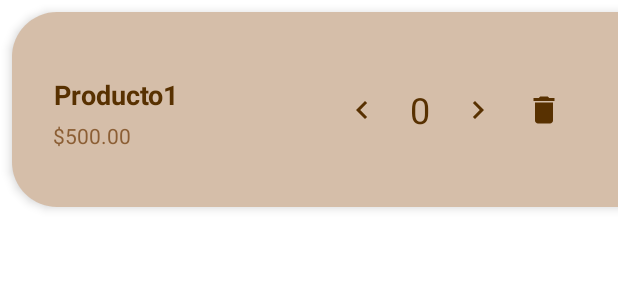
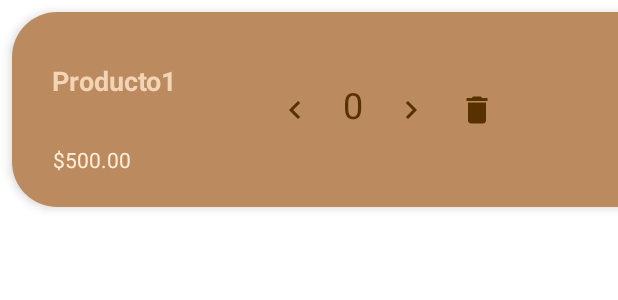
Before and after one commit to JesusLopez28/HappyPets, an Android app: the layout cardview_producto_admin.xml on its own in the app's theme, with its tools: preview values and no code run, on a phone screen of 412 x 824 dp. Shown: the top 300 px of the screen. Run offline under Robolectric (Android 15) with nearby library versions, the phone set to English and light mode, and no system bars.

Commit message:
Corregir CardView Producto Admin
Arreglar posiciones y colores

```diff
--- a/app/src/main/res/layout/cardview_producto_admin.xml
+++ b/app/src/main/res/layout/cardview_producto_admin.xml
@@ -12,17 +12,17 @@
         android:layout_width="550dp"
         android:layout_height="match_parent"
         android:background="@color/brown_500"
-        android:backgroundTint="#90B58C68"
+        android:backgroundTint="@color/brown_200"
         android:padding="16dp">
 
 
         <TextView
             android:id="@+id/Nombre_Producto"
-            android:layout_width="wrap_content"
-            android:layout_height="wrap_content"
+            android:layout_width="120dp"
+            android:layout_height="50dp"
             android:layout_alignParentStart="true"
             android:text="Producto1"
-            android:textColor="@color/brown_700"
+            android:textColor="@color/beige_200"
             android:textSize="18sp"
             android:textStyle="bold"
             app:layout_constraintBottom_toBottomOf="parent"
@@ -39,7 +39,7 @@
             android:layout_below="@id/Nombre_Producto"
             android:layout_marginTop="5dp"
             android:text="$500.00"
-            android:textColor="@color/brown_500"
+            android:textColor="@color/beige_100"
             android:textSize="14sp"
             app:layout_constraintEnd_toEndOf="parent"
             app:layout_constraintHorizontal_bias="0.025"
@@ -50,7 +50,7 @@
             android:id="@+id/MasButton"
             android:layout_width="44dp"
             android:layout_height="44dp"
-            android:layout_marginStart="100dp"
+            android:layout_marginStart="20dp"
             android:background="#00FFFFFF"
             app:layout_constraintBottom_toBottomOf="parent"
             app:layout_constraintStart_toEndOf="@+id/Nombre_Producto"
@@ -88,8 +88,10 @@
             android:textSize="24sp"
             app:layout_constraintBottom_toBottomOf="parent"
             app:layout_constraintEnd_toStartOf="@+id/MenosButton"
+            app:layout_constraintHorizontal_bias="0.0"
             app:layout_constraintStart_toEndOf="@+id/MasButton"
-            app:layout_constraintTop_toTopOf="parent" />
+            app:layout_constraintTop_toTopOf="parent"
+            app:layout_constraintVertical_bias="0.454" />
 
 
     </androidx.constraintlayout.widget.ConstraintLayout>
--- /dev/null
+++ b/app/src/main/res/values/styles.xml
@@ -0,0 +1,6 @@
+<resources>
+    <style name="CustomSpinnerText">
+        <item name="android:textColor">@color/brown_500</item>
+        <item name="android:padding">10dp</item>
+    </style>
+</resources>
```
Also changed, not shown: app/src/main/res/layout/fragment_registrar_producto.xml (+4 -3 lines).
